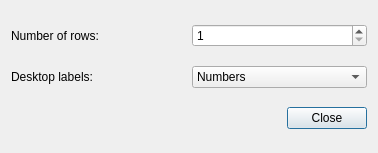
First picture: the form in plugin-desktopswitch/desktopswitchconfiguration.ui, repository lxqt/lxqt-panel, before the edit.
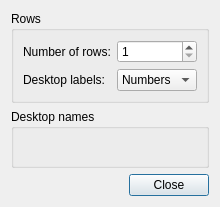
Second picture: the form after the edit.

Commit message: plugin-desktopswitch: initial desktop renaming

What changed in the file:
```diff
--- a/plugin-desktopswitch/desktopswitchconfiguration.ui
+++ b/plugin-desktopswitch/desktopswitchconfiguration.ui
@@ -6,22 +6,21 @@
    <rect>
     <x>0</x>
     <y>0</y>
-    <width>378</width>
-    <height>153</height>
+    <width>213</width>
+    <height>207</height>
    </rect>
   </property>
   <property name="windowTitle">
    <string>DesktopSwitch settings</string>
   </property>
+  <layout class="QVBoxLayout" name="verticalLayout">
+   <item>
+    <widget class="QGroupBox" name="groupBox">
+     <property name="title">
+      <string>Rows</string>
+     </property>
   <layout class="QGridLayout" name="gridLayout">
-   <item row="0" column="0">
-    <widget class="QLabel" name="labelRowsSB">
-     <property name="text">
-      <string>Number of rows:</string>
-     </property>
-    </widget>
-   </item>
-   <item row="0" column="1">
+      <item row="0" column="2">
     <widget class="QSpinBox" name="rowsSB">
      <property name="minimum">
       <number>1</number>
@@ -41,7 +40,39 @@
      </property>
     </widget>
    </item>
-   <item row="2" column="0" colspan="2">
+      <item row="0" column="0">
+       <widget class="QLabel" name="labelRowsSB">
+        <property name="text">
+         <string>Number of rows:</string>
+        </property>
+       </widget>
+      </item>
+      <item row="1" column="2">
+       <widget class="QComboBox" name="labelTypeCB">
+        <item>
+         <property name="text">
+          <string>Numbers</string>
+         </property>
+        </item>
+        <item>
+         <property name="text">
+          <string>Names</string>
+         </property>
+        </item>
+       </widget>
+      </item>
+     </layout>
+    </widget>
+   </item>
+   <item>
+    <widget class="QGroupBox" name="namesGroupBox">
+     <property name="title">
+      <string>Desktop names</string>
+     </property>
+     <layout class="QFormLayout" name="formLayout"/>
+    </widget>
+   </item>
+   <item>
     <widget class="QDialogButtonBox" name="buttons">
      <property name="orientation">
       <enum>Qt::Horizontal</enum>
@@ -51,20 +82,6 @@
      </property>
     </widget>
    </item>
-   <item row="1" column="1">
-    <widget class="QComboBox" name="labelTypeCB">
-     <item>
-      <property name="text">
-       <string>Numbers</string>
-      </property>
-     </item>
-     <item>
-      <property name="text">
-       <string>Names</string>
-      </property>
-     </item>
-    </widget>
-   </item>
   </layout>
  </widget>
  <resources/>
```
Lines whose indentation alone changed are shown as unchanged. The commit also changes 2 other files.
